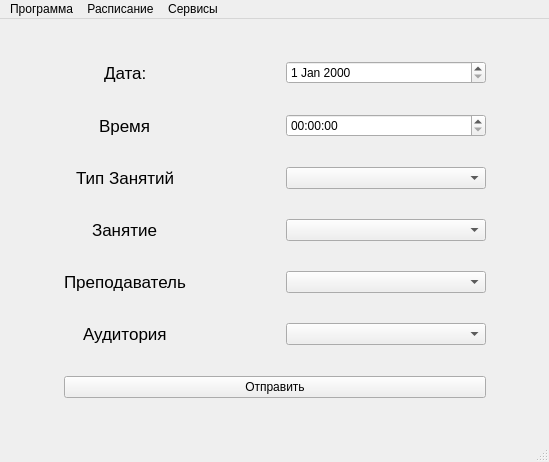
Above: src/dsg/ui_sourse/Main_Form.ui from Engin-of-MAD/CourseWork before the change. Below: the same form after it.
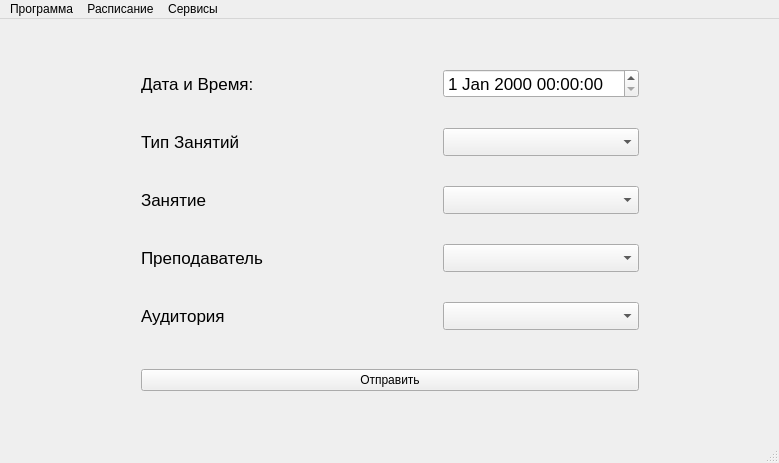
That is the form after the change. The open tabs and pages were chosen to show the change.

```diff
--- a/src/dsg/ui_sourse/Main_Form.ui
+++ b/src/dsg/ui_sourse/Main_Form.ui
@@ -6,8 +6,8 @@
    <rect>
     <x>0</x>
     <y>0</y>
-    <width>549</width>
-    <height>462</height>
+    <width>779</width>
+    <height>463</height>
    </rect>
   </property>
   <property name="sizePolicy">
@@ -243,91 +243,14 @@
          </spacer>
         </item>
         <item row="5" column="3">
-         <layout class="QFormLayout" name="formLayout">
-          <property name="labelAlignment">
-           <set>Qt::AlignCenter</set>
-          </property>
-          <property name="formAlignment">
-           <set>Qt::AlignHCenter|Qt::AlignTop</set>
-          </property>
+         <layout class="QGridLayout" name="gridLayout_4">
           <property name="horizontalSpacing">
            <number>100</number>
           </property>
           <property name="verticalSpacing">
            <number>30</number>
           </property>
-          <item row="1" column="0">
-           <widget class="QLabel" name="date_lbl">
-            <property name="font">
-             <font>
-              <pointsize>13</pointsize>
-             </font>
-            </property>
-            <property name="text">
-             <string>Дата:</string>
-            </property>
-           </widget>
-          </item>
-          <item row="1" column="1">
-           <widget class="QDateEdit" name="dateEdit">
-            <property name="sizePolicy">
-             <sizepolicy hsizetype="Expanding" vsizetype="Fixed">
-              <horstretch>0</horstretch>
-              <verstretch>0</verstretch>
-             </sizepolicy>
-            </property>
-           </widget>
-          </item>
           <item row="2" column="0">
-           <widget class="QLabel" name="time_lb">
-            <property name="font">
-             <font>
-              <pointsize>13</pointsize>
-             </font>
-            </property>
-            <property name="text">
-             <string>Время</string>
-            </property>
-           </widget>
-          </item>
-          <item row="2" column="1">
-           <widget class="QTimeEdit" name="timeEdit">
-            <property name="sizePolicy">
-             <sizepolicy hsizetype="Expanding" vsizetype="Fixed">
-              <horstretch>0</horstretch>
-              <verstretch>0</verstretch>
-             </sizepolicy>
-            </property>
-            <property name="minimumSize">
-             <size>
-              <width>200</width>
-              <height>0</height>
-             </size>
-            </property>
-           </widget>
-          </item>
-          <item row="3" column="0">
-           <widget class="QLabel" name="type_lesson_lbl">
-            <property name="sizePolicy">
-             <sizepolicy hsizetype="Fixed" vsizetype="Preferred">
-              <horstretch>0</horstretch>
-              <verstretch>0</verstretch>
-             </sizepolicy>
-            </property>
-            <property name="font">
-             <font>
-              <pointsize>13</pointsize>
-             </font>
-            </property>
-            <property name="text">
-             <string>Тип Занятий</string>
-            </property>
-           </widget>
-          </item>
-          <item row="3" column="1">
-           <widget class="QComboBox" name="lesson_cb"/>
-          </item>
-          <item row="4" column="0">
            <widget class="QLabel" name="lessob_lbl">
             <property name="font">
              <font>
@@ -339,25 +262,25 @@
             </property>
            </widget>
           </item>
-          <item row="4" column="1">
-           <widget class="QComboBox" name="lesson_cb_2"/>
+          <item row="2" column="2">
+           <widget class="QComboBox" name="lesson_cb">
+            <property name="font">
+             <font>
+              <pointsize>13</pointsize>
+             </font>
+            </property>
+           </widget>
           </item>
-          <item row="5" column="0">
-           <widget class="QLabel" name="teacher">
+          <item row="3" column="2">
+           <widget class="QComboBox" name="teacher_cb">
             <property name="font">
              <font>
               <pointsize>13</pointsize>
              </font>
             </property>
-            <property name="text">
-             <string>Преподаватель</string>
-            </property>
            </widget>
           </item>
-          <item row="5" column="1">
-           <widget class="QComboBox" name="teacher_cb"/>
-          </item>
-          <item row="6" column="0">
+          <item row="4" column="0">
            <widget class="QLabel" name="audition">
             <property name="font">
              <font>
@@ -369,8 +292,90 @@
             </property>
            </widget>
           </item>
-          <item row="6" column="1">
-           <widget class="QComboBox" name="aud_cb"/>
+          <item row="3" column="0">
+           <widget class="QLabel" name="teacher">
+            <property name="font">
+             <font>
+              <pointsize>13</pointsize>
+             </font>
+            </property>
+            <property name="text">
+             <string>Преподаватель</string>
+            </property>
+           </widget>
+          </item>
+          <item row="4" column="2">
+           <widget class="QComboBox" name="aud_cb">
+            <property name="font">
+             <font>
+              <pointsize>13</pointsize>
+             </font>
+            </property>
+           </widget>
+          </item>
+          <item row="1" column="0">
+           <widget class="QLabel" name="type_lesson_lbl">
+            <property name="sizePolicy">
+             <sizepolicy hsizetype="Fixed" vsizetype="Preferred">
+              <horstretch>0</horstretch>
+              <verstretch>0</verstretch>
+             </sizepolicy>
+            </property>
+            <property name="font">
+             <font>
+              <pointsize>13</pointsize>
+             </font>
+            </property>
+            <property name="text">
+             <string>Тип Занятий</string>
+            </property>
+           </widget>
+          </item>
+          <item row="0" column="0">
+           <widget class="QLabel" name="date_lbl">
+            <property name="font">
+             <font>
+              <pointsize>13</pointsize>
+             </font>
+            </property>
+            <property name="text">
+             <string>Дата и Время:</string>
+            </property>
+           </widget>
+          </item>
+          <item row="1" column="2">
+           <widget class="QComboBox" name="type_lesson_cb">
+            <property name="font">
+             <font>
+              <pointsize>13</pointsize>
+             </font>
+            </property>
+           </widget>
+          </item>
+          <item row="0" column="1">
+           <spacer name="horizontalSpacer_6">
+            <property name="orientation">
+             <enum>Qt::Horizontal</enum>
+            </property>
+            <property name="sizeType">
+             <enum>QSizePolicy::Fixed</enum>
+            </property>
+            <property name="sizeHint" stdset="0">
+             <size>
+              <width>80</width>
+              <height>20</height>
+             </size>
+            </property>
+           </spacer>
+          </item>
+          <item row="0" column="2">
+           <widget class="QDateTimeEdit" name="dateTimeEdit">
+            <property name="font">
+             <font>
+              <pointsize>13</pointsize>
+             </font>
+            </property>
+           </widget>
           </item>
          </layout>
         </item>
@@ -897,7 +902,7 @@
     <rect>
      <x>0</x>
      <y>0</y>
-     <width>549</width>
+     <width>779</width>
      <height>21</height>
     </rect>
    </property>
```
Left out of the diff: 117 changed lines with no effect on the pictures.
